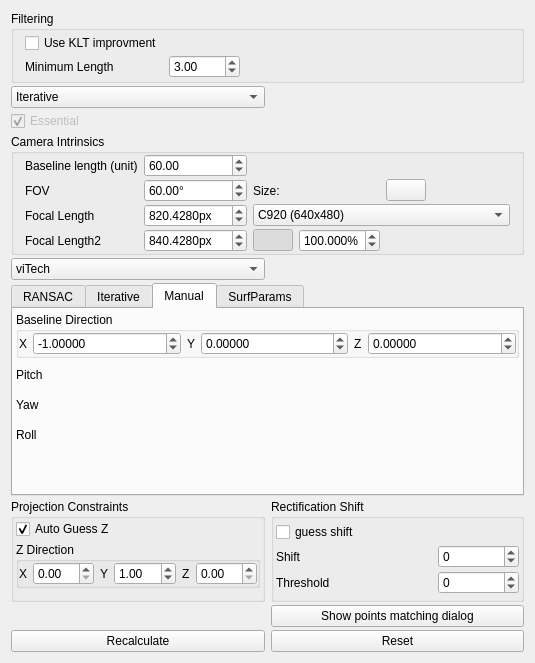
Old version of the form utils/rectifier/rectifyParametersControlWidget.ui in the repository NickPenkrat/corecvs.
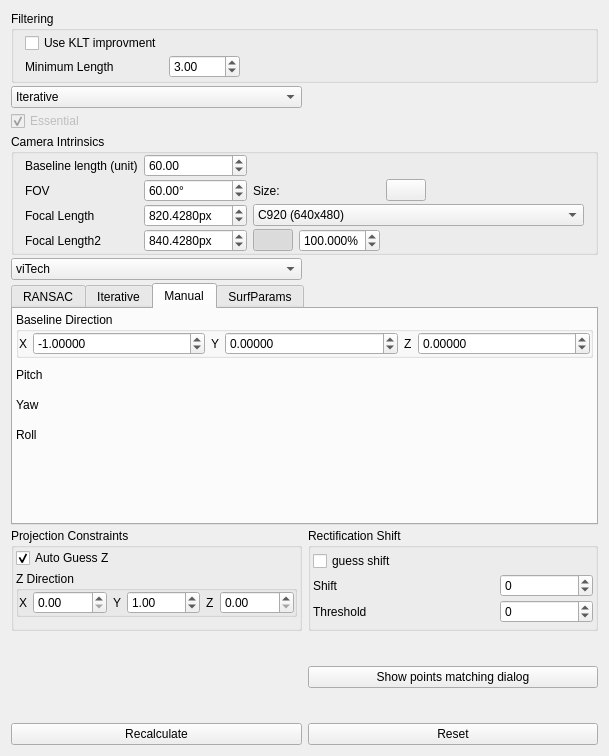
New version of the form. Icons and pictures are not drawn. Custom widgets are drawn as their Qt base class.

```diff
--- a/utils/rectifier/rectifyParametersControlWidget.ui
+++ b/utils/rectifier/rectifyParametersControlWidget.ui
@@ -6,8 +6,8 @@
    <rect>
     <x>0</x>
     <y>0</y>
-    <width>535</width>
-    <height>663</height>
+    <width>609</width>
+    <height>756</height>
    </rect>
   </property>
   <property name="windowTitle">
```
Left out of the diff: 103 changed lines with no effect on the pictures.
